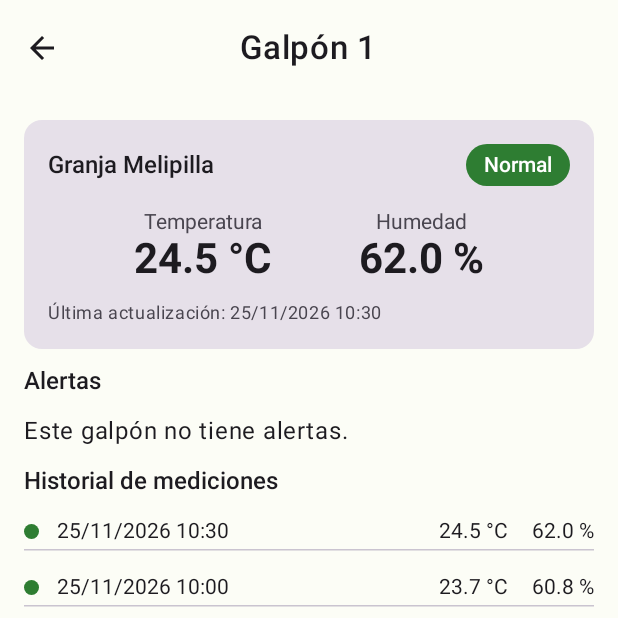
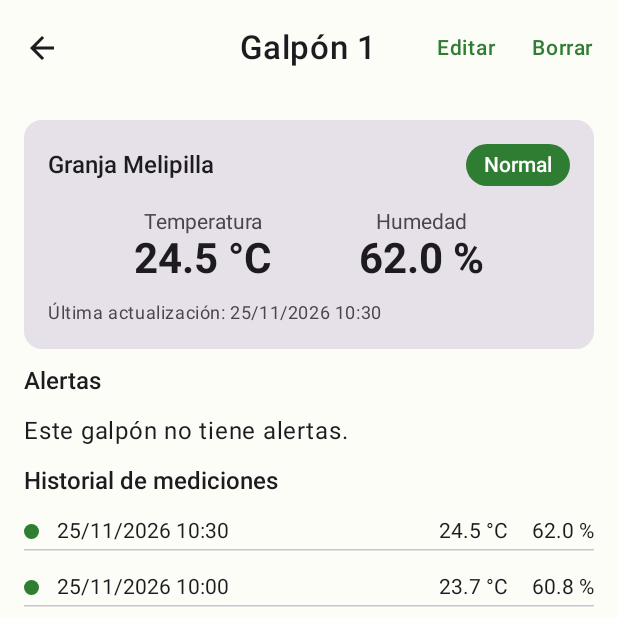
Before and after one commit to FelipeG17-svg/AlertaTempranaGalpones, an Android app built with Jetpack Compose: the ListaGalponesScreen screen opened through its navigation route, after a tap on "Galpón 1", on a phone screen of 412 x 824 dp, the top half of it. Run offline under Robolectric (Android 15) with nearby library versions, the phone set to English and light mode, and no system bars; our stand-ins replace Room's generated code.

Commit message:
feat: agrega editar y borrar galpones desde la app
Editar y borrar galpones

```diff
--- a/app/src/main/java/com/example/alertatempranagalpones/navigation/AppNavigation.kt
+++ b/app/src/main/java/com/example/alertatempranagalpones/navigation/AppNavigation.kt
@@ -57,7 +57,8 @@ fun AppNavigation() {
             val galponId = backStackEntry.arguments?.getLong("galponId") ?: 0L
             DetalleGalponScreen(
                 galponId = galponId,
-                onVolver = { navController.popBackStack() }
+                onVolver = { navController.popBackStack() },
+                onEditar = { navController.navigate(Rutas.formularioGalpon(galponId)) }
             )
         }
         composable(
--- a/app/src/main/java/com/example/alertatempranagalpones/ui/screens/DetalleGalponScreen.kt
+++ b/app/src/main/java/com/example/alertatempranagalpones/ui/screens/DetalleGalponScreen.kt
@@ -1,5 +1,9 @@
 package com.example.alertatempranagalpones.ui.screens
 
+import androidx.compose.material3.SnackbarHost
+import androidx.compose.material3.SnackbarHostState
+import androidx.compose.runtime.LaunchedEffect
+import com.example.alertatempranagalpones.viewmodel.GalponesViewModel
 import androidx.compose.foundation.background
 import androidx.compose.foundation.layout.Arrangement
 import androidx.compose.foundation.layout.Box
@@ -71,13 +75,44 @@ private fun colorDeEstado(estado: EstadoGalpon): Color = when (estado) {
 fun DetalleGalponScreen(
     galponId: Long,
     onVolver: () -> Unit,
-    viewModel: DetalleGalponViewModel = viewModel()
+    onEditar: () -> Unit,
+    viewModel: DetalleGalponViewModel = viewModel(),
+    galponesViewModel: GalponesViewModel = viewModel()
 ) {
     val galpon by viewModel.galpon.collectAsState()
     val mediciones by viewModel.mediciones.collectAsState()
     val alertas by viewModel.alertas.collectAsState()
 
     var alertaEnRegistro by remember { mutableStateOf<Alerta?>(null) }
+
+    val todos by galponesViewModel.galpones.collectAsState()
+    val mensaje by galponesViewModel.mensaje.collectAsState()
+    var confirmarBorrado by remember { mutableStateOf(false) }
+    val snackbarHostState = remember { SnackbarHostState() }
+
+    LaunchedEffect(mensaje) {
+        mensaje?.let {
+            snackbarHostState.showSnackbar(it)
+            galponesViewModel.limpiarMensaje()
+        }
+    }
+
+    if (confirmarBorrado) {
+        AlertDialog(
+            onDismissRequest = { confirmarBorrado = false },
+            title = { Text("Borrar galpón") },
+            text = { Text("¿Seguro que quieres borrar ${galpon?.nombre ?: "este galpón"}? Esta acción no se puede deshacer.") },
+            confirmButton = {
+                TextButton(onClick = {
+                    confirmarBorrado = false
+                    galponesViewModel.borrarGalpon(galponId, onVolver)
+                }) { Text("Borrar") }
+            },
+            dismissButton = {
+                TextButton(onClick = { confirmarBorrado = false }) { Text("Cancelar") }
+            }
+        )
+    }
 
     Scaffold(
         topBar = {
@@ -90,11 +125,16 @@ fun DetalleGalponScreen(
                             contentDescription = "Volver"
                         )
                     }
+                },
+                actions = {
+                    TextButton(onClick = onEditar) { Text("Editar") }
+                    TextButton(onClick = { confirmarBorrado = true }) { Text("Borrar") }
                 }
             )
-        }
+        },
+        snackbarHost = { SnackbarHost(snackbarHostState) }
     ) { innerPadding ->
-        val actual = galpon
+        val actual = todos.firstOrNull { it.id == galponId } ?: galpon
         if (actual == null) {
             Box(
                 modifier = Modifier.fillMaxSize().padding(innerPadding),
```
Also changed, not shown: app/src/main/java/com/example/alertatempranagalpones/viewmodel/GalponesViewModel.kt (+5 -2 lines).
